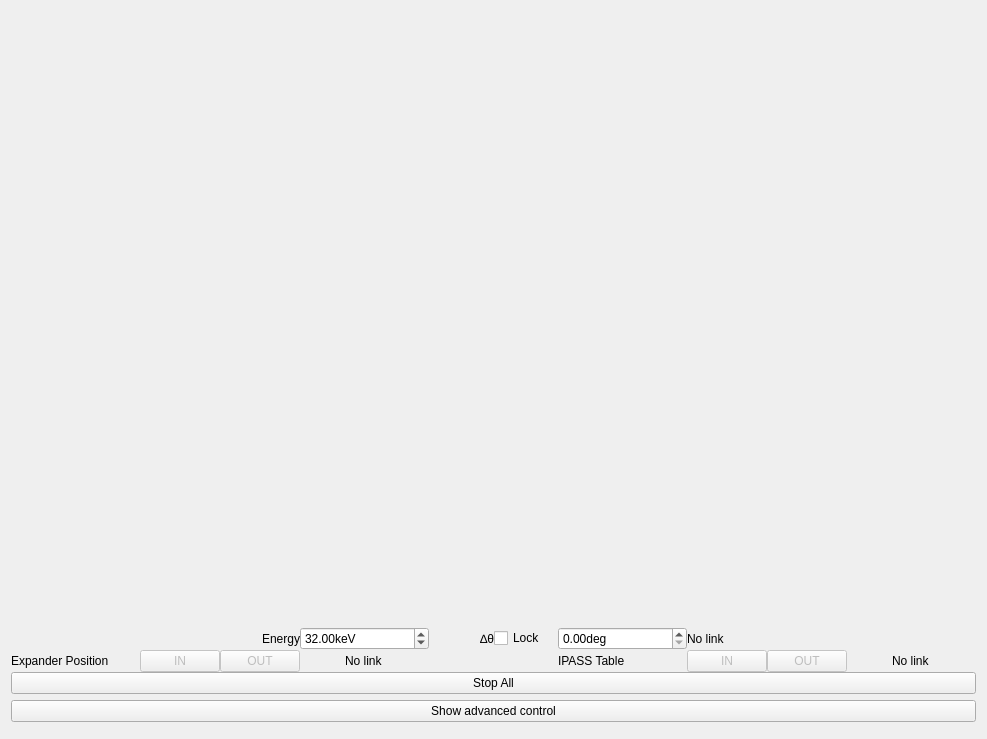
MatthewJCameron/imbl, file expander/expanderGui/expanderGui.ui: the form before one commit.
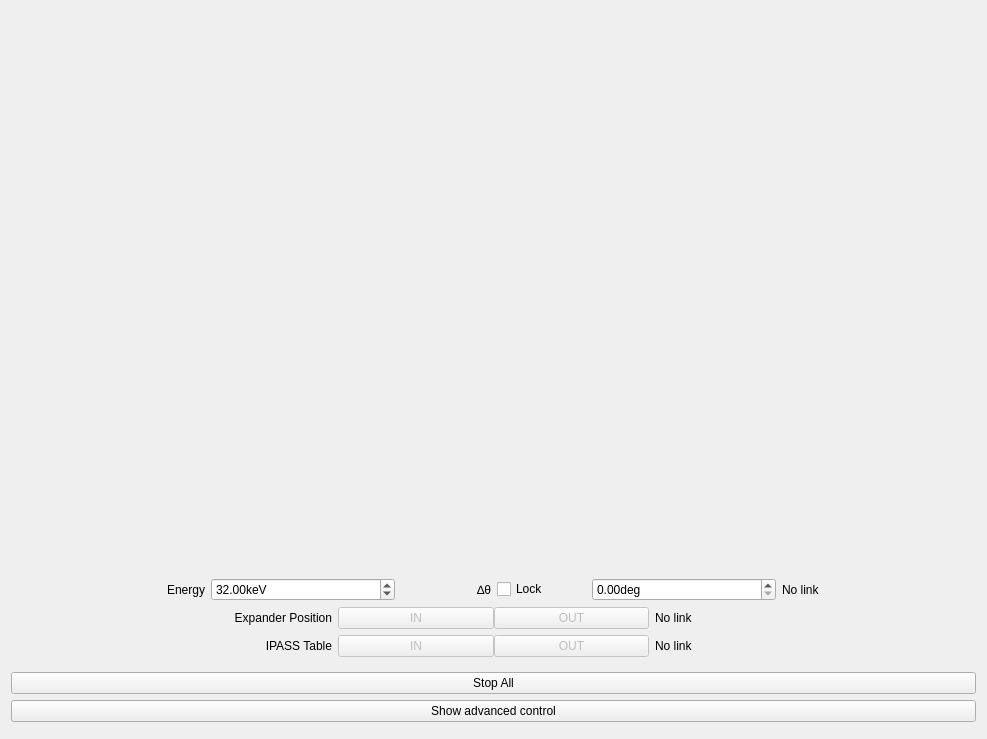
The form after the commit. Icons and pictures are not drawn. Custom widgets are drawn as their Qt base class.

Patch:
```diff
--- a/expander/expanderGui/expanderGui.ui
+++ b/expander/expanderGui/expanderGui.ui
@@ -22,68 +22,8 @@
   <layout class="QVBoxLayout" name="verticalLayout">
    <item>
     <widget class="QWidget" name="mainWidget" native="true">
-     <layout class="QGridLayout" name="mainLayout">
-      <property name="leftMargin">
-       <number>0</number>
-      </property>
-      <property name="topMargin">
-       <number>0</number>
-      </property>
-      <property name="rightMargin">
-       <number>0</number>
-      </property>
-      <property name="bottomMargin">
-       <number>0</number>
-      </property>
-      <property name="spacing">
-       <number>0</number>
-      </property>
-      <item row="1" column="3">
-       <layout class="QHBoxLayout" name="horizontalLayout_4">
+     <layout class="QVBoxLayout" name="verticalLayout_2">
         <item>
-         <widget class="QLabel" name="label_3">
-          <property name="text">
-           <string>∆θ</string>
-          </property>
-          <property name="alignment">
-           <set>Qt::AlignRight|Qt::AlignTrailing|Qt::AlignVCenter</set>
-          </property>
-         </widget>
-        </item>
-        <item>
-         <widget class="QCheckBox" name="checkBox">
-          <property name="text">
-           <string>Lock</string>
-          </property>
-         </widget>
-        </item>
-       </layout>
-      </item>
-      <item row="1" column="4">
-       <widget class="QDoubleSpinBox" name="doubleSpinBox_2">
-        <property name="suffix">
-         <string>deg</string>
-        </property>
-       </widget>
-      </item>
-      <item row="1" column="5">
-       <widget class="QLabel" name="label_4">
-        <property name="text">
-         <string>No link</string>
-        </property>
-       </widget>
-      </item>
-      <item row="1" column="2">
-       <widget class="QDoubleSpinBox" name="doubleSpinBox">
-        <property name="suffix">
-         <string>keV</string>
-        </property>
-        <property name="value">
-         <double>32.000000000000000</double>
-        </property>
-       </widget>
-      </item>
-      <item row="0" column="0" colspan="7">
        <widget class="QWidget" name="scheme" native="true">
         <property name="sizePolicy">
          <sizepolicy hsizetype="Preferred" vsizetype="Expanding">
@@ -102,97 +42,9 @@
         </property>
        </widget>
       </item>
-      <item row="3" column="0" colspan="7">
-       <widget class="QPushButton" name="stop">
-        <property name="toolTip">
-         <string>Stop any motion.</string>
-        </property>
-        <property name="text">
-         <string>Stop All</string>
-        </property>
-       </widget>
-      </item>
-      <item row="2" column="6">
-       <widget class="QWidget" name="modeTblSetEnable" native="true">
-        <layout class="QHBoxLayout" name="horizontalLayout_3">
-         <property name="spacing">
-          <number>0</number>
-         </property>
-         <property name="leftMargin">
-          <number>0</number>
-         </property>
-         <property name="topMargin">
-          <number>0</number>
-         </property>
-         <property name="rightMargin">
-          <number>0</number>
-         </property>
-         <property name="bottomMargin">
-          <number>0</number>
-         </property>
-         <item alignment="Qt::AlignHCenter">
-          <widget class="QLabel" name="currentTblInOut">
-           <property name="text">
-            <string>No link</string>
-           </property>
-          </widget>
-         </item>
-        </layout>
-       </widget>
-      </item>
-      <item row="2" column="0">
-       <widget class="QLabel" name="label_14">
-        <property name="text">
-         <string>Expander Position</string>
-        </property>
-       </widget>
-      </item>
-      <item row="2" column="4">
-       <widget class="QLabel" name="label">
-        <property name="text">
-         <string>IPASS Table</string>
-        </property>
-       </widget>
-      </item>
-      <item row="2" column="5">
-       <widget class="QWidget" name="tblSet" native="true">
-        <property name="enabled">
-         <bool>false</bool>
-        </property>
-        <layout class="QHBoxLayout" name="horizontalLayout_2">
-         <property name="spacing">
-          <number>0</number>
-         </property>
-         <property name="leftMargin">
-          <number>0</number>
-         </property>
-         <property name="topMargin">
-          <number>0</number>
-         </property>
-         <property name="rightMargin">
-          <number>0</number>
-         </property>
-         <property name="bottomMargin">
-          <number>0</number>
-         </property>
          <item>
-          <widget class="QPushButton" name="tblIn">
-           <property name="text">
-            <string>IN</string>
-           </property>
-          </widget>
-         </item>
+       <layout class="QHBoxLayout" name="horizontalLayout_8">
          <item>
-          <widget class="QPushButton" name="tblOut">
-           <property name="text">
-            <string>OUT</string>
-           </property>
-          </widget>
-         </item>
-        </layout>
-       </widget>
-      </item>
-      <item row="1" column="1">
        <widget class="QLabel" name="label_2">
         <property name="text">
          <string>Energy</string>
@@ -202,7 +54,66 @@
         </property>
        </widget>
       </item>
-      <item row="2" column="1">
+        <item>
+         <widget class="QDoubleSpinBox" name="doubleSpinBox">
+          <property name="suffix">
+           <string>keV</string>
+          </property>
+          <property name="value">
+           <double>32.000000000000000</double>
+          </property>
+         </widget>
+        </item>
+        <item>
+         <layout class="QHBoxLayout" name="horizontalLayout_4">
+          <item>
+           <widget class="QLabel" name="label_3">
+            <property name="text">
+             <string>∆θ</string>
+            </property>
+            <property name="alignment">
+             <set>Qt::AlignRight|Qt::AlignTrailing|Qt::AlignVCenter</set>
+            </property>
+           </widget>
+          </item>
+          <item>
+           <widget class="QCheckBox" name="checkBox">
+            <property name="text">
+             <string>Lock</string>
+            </property>
+           </widget>
+          </item>
+         </layout>
+        </item>
+        <item>
+         <widget class="QDoubleSpinBox" name="doubleSpinBox_2">
+          <property name="suffix">
+           <string>deg</string>
+          </property>
+         </widget>
+        </item>
+        <item>
+         <widget class="QLabel" name="label_4">
+          <property name="text">
+           <string>No link</string>
+          </property>
+         </widget>
+        </item>
+       </layout>
+      </item>
+      <item>
+       <layout class="QHBoxLayout" name="horizontalLayout_1">
+        <item>
+         <widget class="QLabel" name="label_14">
+          <property name="text">
+           <string>Expander Position</string>
+          </property>
+          <property name="alignment">
+           <set>Qt::AlignRight|Qt::AlignTrailing|Qt::AlignVCenter</set>
+          </property>
+         </widget>
+        </item>
+        <item>
        <widget class="QWidget" name="modeSet" native="true">
         <property name="enabled">
          <bool>false</bool>
@@ -240,7 +151,7 @@
         </layout>
        </widget>
       </item>
-      <item row="2" column="2">
+        <item>
        <widget class="QWidget" name="modeSetEnable" native="true">
         <layout class="QHBoxLayout" name="horizontalLayout_5">
          <property name="spacing">
@@ -258,17 +169,125 @@
          <property name="bottomMargin">
           <number>0</number>
          </property>
-         <item alignment="Qt::AlignHCenter">
+           <item>
           <widget class="QLabel" name="currentInOut">
            <property name="text">
             <string>No link</string>
            </property>
+             <property name="alignment">
+              <set>Qt::AlignLeading|Qt::AlignLeft|Qt::AlignVCenter</set>
+             </property>
           </widget>
          </item>
         </layout>
        </widget>
       </item>
      </layout>
+      </item>
+      <item>
+       <layout class="QHBoxLayout" name="horizontalLayout_6">
+        <item>
+         <widget class="QLabel" name="label">
+          <property name="text">
+           <string>IPASS Table</string>
+          </property>
+          <property name="alignment">
+           <set>Qt::AlignRight|Qt::AlignTrailing|Qt::AlignVCenter</set>
+          </property>
+         </widget>
+        </item>
+        <item>
+         <widget class="QWidget" name="tblSet" native="true">
+          <property name="enabled">
+           <bool>false</bool>
+          </property>
+          <layout class="QHBoxLayout" name="horizontalLayout_2">
+           <property name="spacing">
+            <number>0</number>
+           </property>
+           <property name="leftMargin">
+            <number>0</number>
+           </property>
+           <property name="topMargin">
+            <number>0</number>
+           </property>
+           <property name="rightMargin">
+            <number>0</number>
+           </property>
+           <property name="bottomMargin">
+            <number>0</number>
+           </property>
+           <item>
+            <widget class="QPushButton" name="tblIn">
+             <property name="text">
+              <string>IN</string>
+             </property>
+            </widget>
+           </item>
+           <item>
+            <widget class="QPushButton" name="tblOut">
+             <property name="text">
+              <string>OUT</string>
+             </property>
+            </widget>
+           </item>
+          </layout>
+         </widget>
+        </item>
+        <item>
+         <widget class="QWidget" name="modeTblSetEnable" native="true">
+          <layout class="QHBoxLayout" name="horizontalLayout_3">
+           <property name="spacing">
+            <number>0</number>
+           </property>
+           <property name="leftMargin">
+            <number>0</number>
+           </property>
+           <property name="topMargin">
+            <number>0</number>
+           </property>
+           <property name="rightMargin">
+            <number>0</number>
+           </property>
+           <property name="bottomMargin">
+            <number>0</number>
+           </property>
+           <item>
+            <widget class="QLabel" name="currentTblInOut">
+             <property name="text">
+              <string>No link</string>
+             </property>
+            </widget>
+           </item>
+          </layout>
+         </widget>
+        </item>
+       </layout>
+      </item>
+     </layout>
+     <zorder>doubleSpinBox_2</zorder>
+     <zorder>label_4</zorder>
+     <zorder>doubleSpinBox</zorder>
+     <zorder>modeTblSetEnable</zorder>
+     <zorder>label_14</zorder>
+     <zorder>label</zorder>
+     <zorder>tblSet</zorder>
+     <zorder>label_2</zorder>
+     <zorder>modeSet</zorder>
+     <zorder>modeSetEnable</zorder>
+     <zorder>scheme</zorder>
+     <zorder></zorder>
+     <zorder></zorder>
+    </widget>
+   </item>
+   <item>
+    <widget class="QPushButton" name="stop">
+     <property name="toolTip">
+      <string>Stop any motion.</string>
+     </property>
+     <property name="text">
+      <string>Stop All</string>
+     </property>
     </widget>
    </item>
    <item>
```
Left out of the diff: 4 changed lines with no effect on the pictures. Lines whose indentation alone changed are shown as unchanged.
